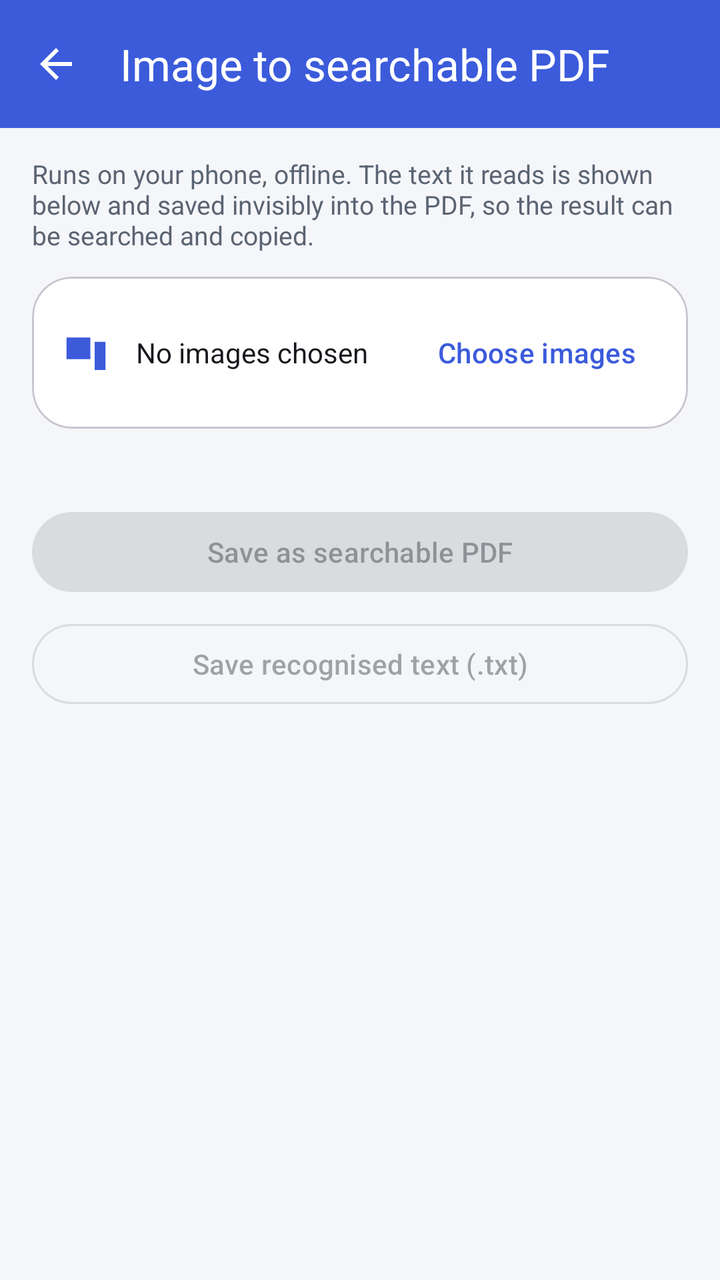
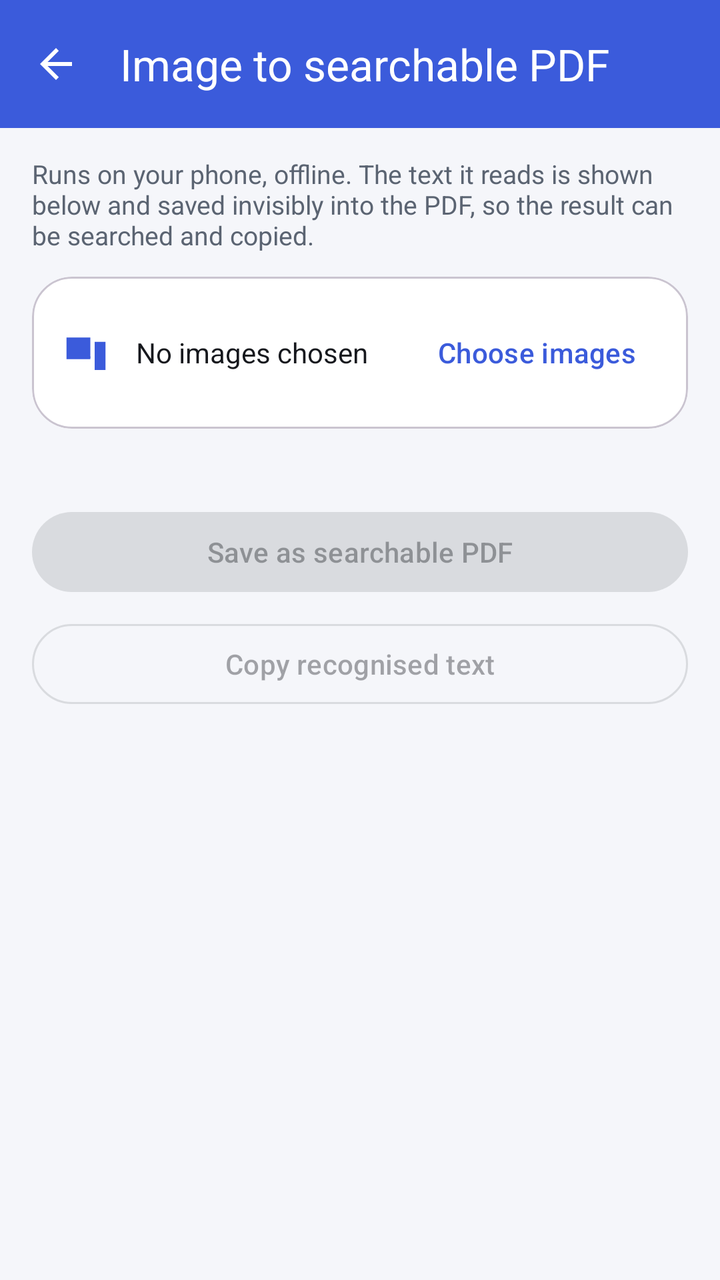

An Android layout rendered at two revisions. The XML below is the earlier revision; the diff shows what the commit changed to produce the second picture.
<!-- AndroidManifest.xml: application theme Theme.PDFsmith -->
<!-- res/layout/activity_image_ocr.xml -->
<?xml version="1.0" encoding="utf-8"?>
<LinearLayout xmlns:android="http://schemas.android.com/apk/res/android"
    xmlns:app="http://schemas.android.com/apk/res-auto"
    android:layout_width="match_parent"
    android:layout_height="match_parent"
    android:background="@color/app_background"
    android:orientation="vertical">

    <com.google.android.material.appbar.MaterialToolbar
        android:id="@+id/toolbar"
        android:layout_width="match_parent"
        android:layout_height="?attr/actionBarSize"
        android:background="?attr/colorPrimary"
        app:navigationIcon="@drawable/ic_back"
        app:navigationIconTint="@color/white"
        app:title="@string/tool_image_ocr"
        app:titleTextColor="@color/white" />

    <TextView
        android:layout_width="match_parent"
        android:layout_height="wrap_content"
        android:paddingStart="16dp"
        android:paddingTop="14dp"
        android:paddingEnd="16dp"
        android:text="@string/image_ocr_intro"
        android:textColor="@color/text_secondary"
        android:textSize="13sp" />

    <com.google.android.material.card.MaterialCardView
        android:layout_width="match_parent"
        android:layout_height="wrap_content"
        android:layout_marginStart="16dp"
        android:layout_marginTop="12dp"
        android:layout_marginEnd="16dp"
        app:cardCornerRadius="20dp">

        <LinearLayout
            android:layout_width="match_parent"
            android:layout_height="wrap_content"
            android:gravity="center_vertical"
            android:orientation="horizontal"
            android:padding="14dp">

            <ImageView
                android:layout_width="26dp"
                android:layout_height="26dp"
                android:contentDescription="@string/tool_image_ocr"
                android:src="@drawable/ic_image_pdf"
                app:tint="@color/brand_primary" />

            <TextView
                android:id="@+id/fileName"
                android:layout_width="0dp"
                android:layout_height="wrap_content"
                android:layout_marginStart="12dp"
                android:layout_weight="1"
                android:ellipsize="middle"
                android:maxLines="1"
                android:text="@string/image_ocr_no_images"
                android:textColor="@color/text_primary"
                android:textSize="14sp" />

            <com.google.android.material.button.MaterialButton
                android:id="@+id/btnChoose"
                style="@style/Widget.Material3.Button.TextButton"
                android:layout_width="wrap_content"
                android:layout_height="wrap_content"
                android:text="@string/action_choose_images" />
        </LinearLayout>
    </com.google.android.material.card.MaterialCardView>

    <TextView
        android:id="@+id/info"
        android:layout_width="match_parent"
        android:layout_height="wrap_content"
        android:paddingStart="16dp"
        android:paddingTop="12dp"
        android:paddingEnd="16dp"
        android:textColor="@color/text_secondary"
        android:textSize="13sp" />


    <com.google.android.material.button.MaterialButton
        android:id="@+id/btnRun"
        android:layout_width="match_parent"
        android:layout_height="wrap_content"
        android:layout_marginStart="16dp"
        android:layout_marginTop="8dp"
        android:layout_marginEnd="16dp"
        android:enabled="false"
        android:text="@string/image_ocr_save" />

    <com.google.android.material.button.MaterialButton
        android:id="@+id/btnText"
        style="@style/Widget.Material3.Button.OutlinedButton"
        android:layout_width="match_parent"
        android:layout_height="wrap_content"
        android:layout_marginStart="16dp"
        android:layout_marginTop="8dp"
        android:layout_marginEnd="16dp"
        android:layout_marginBottom="16dp"
        android:enabled="false"
        android:text="@string/image_ocr_save_text" />

</LinearLayout>
<!-- resources referenced by this layout -->
<resources>
  <color name="app_background">#FFF5F6FA</color>
  <color name="brand_primary">#FF3B5BDB</color>
  <color name="text_primary">#FF16181D</color>
  <color name="text_secondary">#FF5B6472</color>
  <color name="white">#FFFFFFFF</color>
  <!-- drawable ic_back (drawable) -->
  <?xml version="1.0" encoding="utf-8"?>
  <vector xmlns:android="http://schemas.android.com/apk/res/android"
      android:width="24dp" android:height="24dp"
      android:viewportWidth="24" android:viewportHeight="24"
  >
          <path android:fillColor="#FF000000" android:pathData="M20,11H7.8l5.6,-5.6L12,4l-8,8l8,8l1.4,-1.4L7.8,13H20z"/>
  </vector>
  <!-- drawable ic_image_pdf (drawable) -->
  <?xml version="1.0" encoding="utf-8"?>
  <vector xmlns:android="http://schemas.android.com/apk/res/android"
      android:width="24dp" android:height="24dp"
      android:viewportWidth="24" android:viewportHeight="24"
  >
          <path android:fillColor="#FF000000" android:pathData="M3,5h11v10H3z"/><path android:fillColor="#FF000000" android:pathData="M4.6,14.2l3-4l2.3,2.8l2-2.2l2.3,3.4z"/><path android:fillColor="#FF000000" android:pathData="M16,7h5v13h-5z"/><path android:fillColor="#FF000000" android:pathData="M17.3,9h3.4v1.3h-3.4z"/><path android:fillColor="#FF000000" android:pathData="M17.3,11.6h3.4v1.3h-3.4z"/><path android:fillColor="#FF000000" android:pathData="M17.3,14.2h2.2v1.3h-2.2z"/>
  </vector>
  <string name="action_choose_images">Choose images</string>
  <string name="image_ocr_intro">Runs on your phone, offline. The text it reads is shown below and saved invisibly into the PDF, so the result can be searched and copied.</string>
  <string name="image_ocr_no_images">No images chosen</string>
  <string name="image_ocr_save">Save as searchable PDF</string>
  <string name="image_ocr_save_text">Save recognised text (.txt)</string>
  <string name="tool_image_ocr">Image to searchable PDF</string>
  <style name="Theme.PDFsmith" parent="Theme.Material3.DayNight.NoActionBar">
          <item name="colorPrimary">#FF3B5BDB</item>
          <item name="colorOnPrimary">@color/white</item>
          <item name="colorPrimaryContainer">#FFDDE4FF</item>
          <item name="colorOnPrimaryContainer">#FF16224F</item>
          <item name="colorSecondary">@color/brand_secondary</item>
          <item name="colorSecondaryContainer">@color/brand_secondary_container</item>
          <item name="android:colorBackground">@color/app_background</item>
          <item name="colorSurface">@color/surface</item>
          <item name="colorOnSurface">@color/text_primary</item>
          <item name="android:statusBarColor">?attr/colorPrimary</item>
          <item name="android:windowLightStatusBar">false</item>
          <item name="android:navigationBarColor">@color/surface</item>
          <item name="android:windowAnimationStyle">@style/Animation.PDFsmith</item>
      </style>
  <color name="brand_secondary">#FF0C8599</color>
  <color name="brand_secondary_container">#FFD3F1F5</color>
  <color name="surface">#FFFFFFFF</color>
  <style name="Animation.PDFsmith" parent="@android:style/Animation.Activity">
          <item name="android:activityOpenEnterAnimation">@anim/slide_in_right</item>
          <item name="android:activityOpenExitAnimation">@anim/fade_out_slight</item>
          <item name="android:activityCloseEnterAnimation">@anim/fade_in_slight</item>
          <item name="android:activityCloseExitAnimation">@anim/slide_out_right</item>
      </style>
</resources>

<!-- the commit's change to res/layout/activity_image_ocr.xml (unified diff, before → after) -->
@@ -91,7 +91,7 @@
         android:text="@string/image_ocr_save" />
 
     <com.google.android.material.button.MaterialButton
-        android:id="@+id/btnText"
+        android:id="@+id/btnCopy"
         style="@style/Widget.Material3.Button.OutlinedButton"
         android:layout_width="match_parent"
         android:layout_height="wrap_content"
@@ -100,6 +100,5 @@
         android:layout_marginEnd="16dp"
         android:layout_marginBottom="16dp"
         android:enabled="false"
-        android:text="@string/image_ocr_save_text" />
-
+        android:text="@string/image_ocr_copy" />
 </LinearLayout>
<!-- resource entries referenced after the edit -->
@@ -22,10 +22,10 @@
           <path android:fillColor="#FF000000" android:pathData="M3,5h11v10H3z"/><path android:fillColor="#FF000000" android:pathData="M4.6,14.2l3-4l2.3,2.8l2-2.2l2.3,3.4z"/><path android:fillColor="#FF000000" android:pathData="M16,7h5v13h-5z"/><path android:fillColor="#FF000000" android:pathData="M17.3,9h3.4v1.3h-3.4z"/><path android:fillColor="#FF000000" android:pathData="M17.3,11.6h3.4v1.3h-3.4z"/><path android:fillColor="#FF000000" android:pathData="M17.3,14.2h2.2v1.3h-2.2z"/>
   </vector>
   <string name="action_choose_images">Choose images</string>
+  <string name="image_ocr_copy">Copy recognised text</string>
   <string name="image_ocr_intro">Runs on your phone, offline. The text it reads is shown below and saved invisibly into the PDF, so the result can be searched and copied.</string>
   <string name="image_ocr_no_images">No images chosen</string>
   <string name="image_ocr_save">Save as searchable PDF</string>
-  <string name="image_ocr_save_text">Save recognised text (.txt)</string>
   <string name="tool_image_ocr">Image to searchable PDF</string>
   <style name="Theme.PDFsmith" parent="Theme.Material3.DayNight.NoActionBar">
           <item name="colorPrimary">#FF3B5BDB</item>
